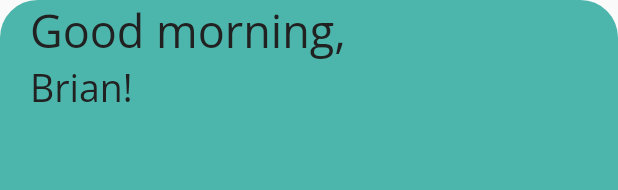
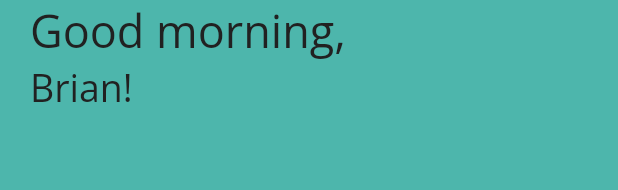
Before and after one commit to cauefelipe1/journal, a Flutter app: the WelcomeComponent widget shown alone on an empty page, opened directly, on a phone screen of 412 x 824 dp. Shown: the top 190 px of the screen. Run offline on Flutter 3.47's test engine with Material 2 defaults, Android fonts, the phone set to English and light mode, and no system bars; our stand-ins replace flutter_riverpod, flutter_secure_storage, get_it, jwt_decoder; accounts and stored records are empty; generated files the repository leaves out were written again; network calls fail.

Commit message:
Fixing border in the welcome component and status bar text color

```diff
--- a/journal_app/lib/application.dart
+++ b/journal_app/lib/application.dart
@@ -1,4 +1,5 @@
 import 'package:flutter/material.dart';
+import 'package:flutter/services.dart';
 import 'package:journal_mobile_app/gui/components/loading_overlay.dart';
 import 'package:journal_mobile_app/gui/identity/login_page.dart';
 import 'package:flutter_gen/gen_l10n/app_localizations.dart';
@@ -11,6 +12,8 @@ class Application extends StatelessWidget {
   // This widget is the root of your application.
   @override
   Widget build(BuildContext context) {
+    SystemChrome.setSystemUIOverlayStyle(SystemUiOverlayStyle.dark);
+
     return MaterialApp(
       title: _title,
       onGenerateTitle: (context) => AppLocalizations.of(context)!.appName,
@@ -26,6 +29,9 @@ class Application extends StatelessWidget {
         fontFamily: 'OpenSans',
         primaryColor: Colors.teal[300],
         primarySwatch: Colors.teal,
+        appBarTheme: const AppBarTheme(
+          systemOverlayStyle: SystemUiOverlayStyle.dark,
+        ),
         elevatedButtonTheme: ElevatedButtonThemeData(
           style: ButtonStyle(
             shape: MaterialStatePropertyAll(
--- a/journal_app/lib/gui/home/welcome_component.dart
+++ b/journal_app/lib/gui/home/welcome_component.dart
@@ -15,7 +15,7 @@ class WelcomeComponent extends ConsumerWidget {
       padding: const EdgeInsets.fromLTRB(20, 0, 20, 20),
       decoration: BoxDecoration(
         color: Colors.teal[300],
-        borderRadius: BorderRadius.circular(25),
+        borderRadius: const BorderRadius.only(bottomLeft: Radius.circular(25), bottomRight: Radius.circular(25)),
       ),
       child: SafeArea(
         bottom: false,
```
Also changed, not shown: journal_app/lib/gui/home/home_page.dart (+0 -8 lines).
